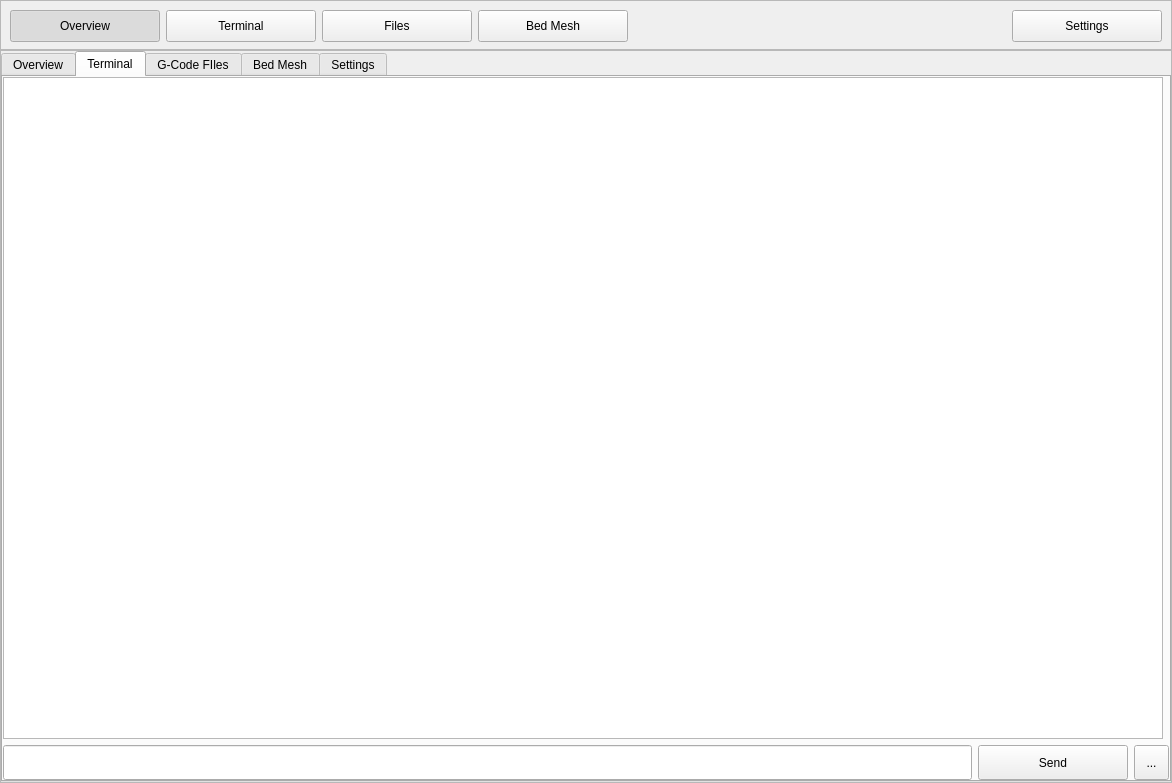
Before: the Qt Designer form pages/printer/printerpage.ui in DigitalArtifex/Flo, drawn with Qt 5.
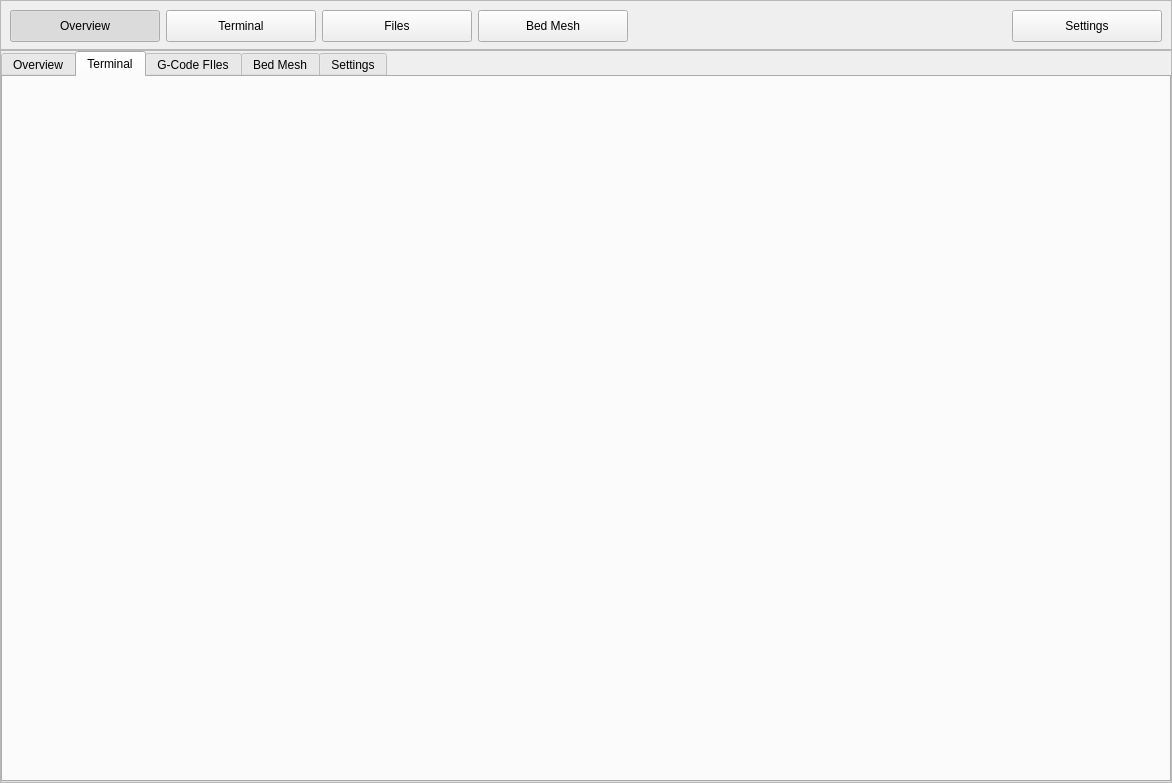
After: the same form once the commit is applied.

What changed in the file:
```diff
--- a/pages/printer/printerpage.ui
+++ b/pages/printer/printerpage.ui
@@ -1149,101 +1149,6 @@
            <property name="bottomMargin">
             <number>0</number>
            </property>
-           <item row="2" column="0" colspan="2">
-            <widget class="QLineEdit" name="lineEdit_3">
-             <property name="minimumSize">
-              <size>
-               <width>0</width>
-               <height>35</height>
-              </size>
-             </property>
-             <property name="maximumSize">
-              <size>
-               <width>16777215</width>
-               <height>35</height>
-              </size>
-             </property>
-            </widget>
-           </item>
-           <item row="2" column="2">
-            <widget class="QPushButton" name="pushButton">
-             <property name="minimumSize">
-              <size>
-               <width>150</width>
-               <height>35</height>
-              </size>
-             </property>
-             <property name="maximumSize">
-              <size>
-               <width>150</width>
-               <height>35</height>
-              </size>
-             </property>
-             <property name="text">
-              <string>Send</string>
-             </property>
-            </widget>
-           </item>
-           <item row="2" column="3">
-            <widget class="QToolButton" name="toolButton">
-             <property name="minimumSize">
-              <size>
-               <width>35</width>
-               <height>35</height>
-              </size>
-             </property>
-             <property name="maximumSize">
-              <size>
-               <width>35</width>
-               <height>35</height>
-              </size>
-             </property>
-             <property name="text">
-              <string>...</string>
-             </property>
-             <property name="checkable">
-              <bool>true</bool>
-             </property>
-            </widget>
-           </item>
-           <item row="1" column="0" colspan="4">
-            <widget class="QWidget" name="widget" native="true">
-             <layout class="QGridLayout" name="gridLayout_15">
-              <property name="leftMargin">
-               <number>0</number>
-              </property>
-              <property name="topMargin">
-               <number>0</number>
-              </property>
-              <property name="rightMargin">
-               <number>0</number>
-              </property>
-              <property name="bottomMargin">
-               <number>0</number>
-              </property>
-              <item row="0" column="0">
-               <widget class="QTextEdit" name="terminalInboxEdit">
-                <property name="minimumSize">
-                 <size>
-                  <width>0</width>
-                  <height>200</height>
-                 </size>
-                </property>
-               </widget>
-              </item>
-              <item row="0" column="1">
-               <widget class="QTextEdit" name="terminalOutEdit">
-                <property name="maximumSize">
-                 <size>
-                  <width>0</width>
-                  <height>16777215</height>
-                 </size>
-                </property>
-               </widget>
-              </item>
-             </layout>
-            </widget>
-           </item>
           </layout>
          </widget>
          <widget class="QWidget" name="gcodeTab">
```
